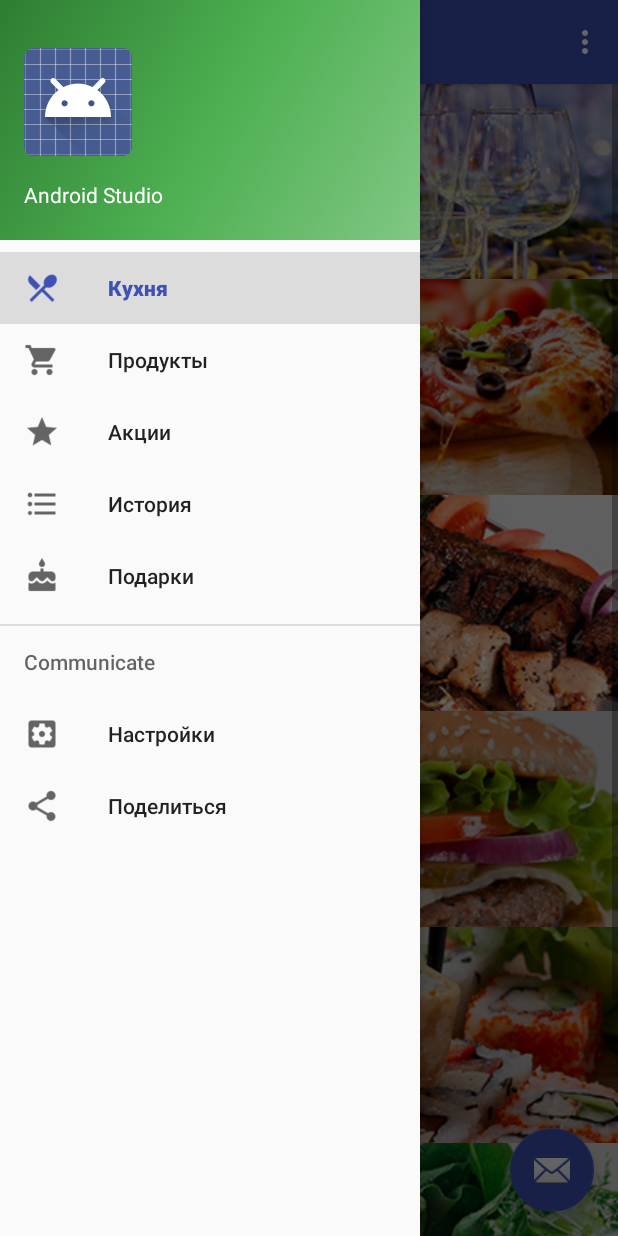
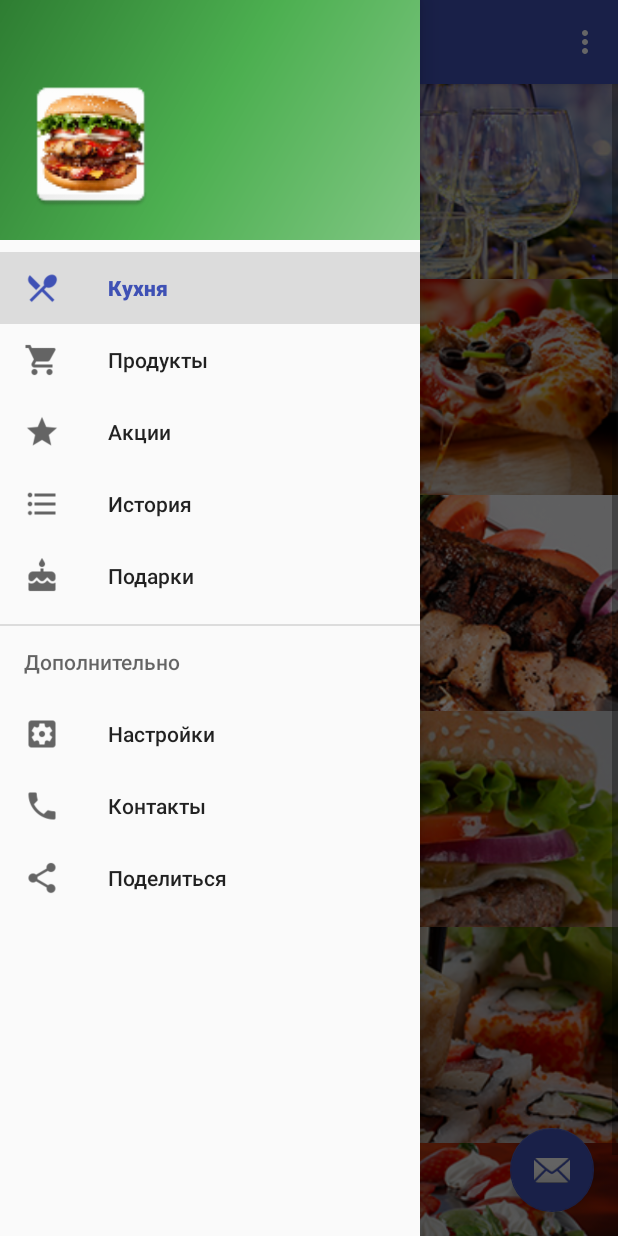
Before and after one commit to kind-mage/GrozniyDelivery, an Android app: the screen it shows after launch (Nav_activity), with the side drawer open, on a phone screen of 412 x 824 dp. Run offline under Robolectric (Android 15) with nearby library versions, the phone set to English and light mode, and no system bars.

Commit message:
last changes

```diff
--- a/app/src/main/java/com/example/xava/grozniydelivery/Nav_activity.java
+++ b/app/src/main/java/com/example/xava/grozniydelivery/Nav_activity.java
@@ -31,7 +31,7 @@ ListView lvEat;
         setSupportActionBar(toolbar);
 
         int [] imageList = new int[]{R.drawable.ic_restuarants,R.drawable.ic_pizza,
-                R.drawable.ic_shashlik,R.drawable.ic_burgers,R.drawable.ic_japan_eating,R.drawable.ic_vegetables,R.drawable.ic_torts};
+                R.drawable.ic_shashlik,R.drawable.ic_burgers,R.drawable.ic_japan_eating,R.drawable.ic_torts};
 
 
 
--- a/app/src/main/res/layout/activity_all_restuarants.xml
+++ b/app/src/main/res/layout/activity_all_restuarants.xml
@@ -5,6 +5,7 @@
     android:paddingRight="@dimen/activity_horizontal_margin"
     android:paddingTop="@dimen/activity_vertical_margin"
     android:paddingBottom="@dimen/activity_vertical_margin"
-    tools:context="com.example.xava.grozniydelivery.AllRestuarants">
+    tools:context="com.example.xava.grozniydelivery.AllRestuarants"
+    android:clickable="false">
 
 </RelativeLayout>
--- a/app/src/main/res/layout/activity_nav_activity.xml
+++ b/app/src/main/res/layout/activity_nav_activity.xml
@@ -3,7 +3,9 @@
     xmlns:app="http://schemas.android.com/apk/res-auto"
     xmlns:tools="http://schemas.android.com/tools" android:id="@+id/drawer_layout"
     android:layout_width="match_parent" android:layout_height="match_parent"
-    android:fitsSystemWindows="true" tools:openDrawer="start">
+    android:fitsSystemWindows="true" tools:openDrawer="start"
+    android:clickable="false"
+    android:longClickable="false">
 
     <include layout="@layout/app_bar_nav_activity" android:layout_width="match_parent"
         android:layout_height="match_parent" />
--- a/app/src/main/res/layout/activity_products.xml
+++ b/app/src/main/res/layout/activity_products.xml
@@ -12,5 +12,8 @@
         android:layout_alignParentTop="true"
         android:layout_alignParentLeft="true"
         android:layout_alignParentStart="true"
-        android:dividerHeight="-45dp"/>
+        android:dividerHeight="-45dp"
+        android:layout_alignParentBottom="false"
+        android:layout_alignParentRight="false"
+        android:layout_alignWithParentIfMissing="false" />
 </RelativeLayout>
--- a/app/src/main/res/layout/nav_header_nav_activity.xml
+++ b/app/src/main/res/layout/nav_header_nav_activity.xml
@@ -7,17 +7,14 @@
     android:paddingRight="@dimen/activity_horizontal_margin"
     android:paddingTop="@dimen/activity_vertical_margin"
     android:theme="@style/ThemeOverlay.AppCompat.Dark" android:orientation="vertical"
-    android:gravity="bottom">
+    android:gravity="bottom"
+    android:weightSum="1">
 
-    <ImageView android:layout_width="wrap_content" android:layout_height="wrap_content"
-        android:paddingTop="@dimen/nav_header_vertical_spacing"
-        android:src="@android:drawable/sym_def_app_icon" android:id="@+id/imageView" />
-
-    <TextView android:layout_width="match_parent" android:layout_height="wrap_content"
-        android:paddingTop="@dimen/nav_header_vertical_spacing" android:text="Android Studio"
-        android:textAppearance="@style/TextAppearance.AppCompat.Body1" />
-
-    <TextView android:layout_width="wrap_content" android:layout_height="wrap_content"
-        android:text="android.studio@android.com" android:id="@+id/textView" />
+    <ImageView
+        android:layout_width="90dp"
+        android:layout_height="wrap_content"
+        android:id="@+id/imageView"
+        android:background="@mipmap/ic_launcher"
+        android:layout_weight="0.59" />
 
 </LinearLayout>
--- a/app/src/main/res/menu/activity_nav_activity_drawer.xml
+++ b/app/src/main/res/menu/activity_nav_activity_drawer.xml
@@ -1,7 +1,8 @@
 <?xml version="1.0" encoding="utf-8"?>
 <menu xmlns:android="http://schemas.android.com/apk/res/android">
 
-    <group android:checkableBehavior="single">
+
+        <group android:checkableBehavior="single">
         <item android:id="@+id/nav_kitchen" android:icon="@drawable/ic_dining"
             android:title="Кухня"
             android:checked="true"/>
@@ -15,10 +16,13 @@
             android:title="Подарки" />
     </group>
 
-    <item android:title="Communicate">
+
+    <item android:title="Дополнительно">
         <menu>
             <item android:id="@+id/nav_settings" android:icon="@drawable/ic_settings"
                 android:title="Настройки" />
+            <item android:id="@+id/nav_contacts" android:icon="@drawable/ic_contacts"
+                android:title="Контакты" />
             <item android:id="@+id/nav_send" android:icon="@drawable/ic_share"
                 android:title="Поделиться" />
         </menu>
```
Also changed, not shown: app/src/main/res/drawable/ic_contacts.png (added), 1 other file.
